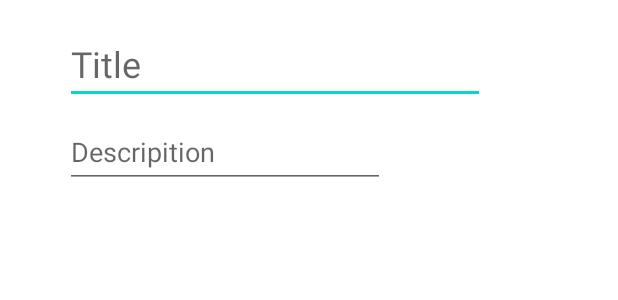
After one commit to Rayan2312/MyMaps, an Android app: the layout dialog_create_place.xml on its own in the app's theme, with its tools: preview values and no code run, on a phone screen of 412 x 824 dp. The commit adds this screen. Shown: the top 300 px of the screen. Run offline under Robolectric (Android 15) with nearby library versions, the phone set to English and light mode, and no system bars.

Commit message:
Update Layout

```diff
--- a/app/src/main/AndroidManifest.xml
+++ b/app/src/main/AndroidManifest.xml
@@ -30,6 +30,10 @@
             android:value="@string/google_maps_key" />
 
         <activity
+            android:name=".CreateMapActivity"
+            android:exported="false"
+            android:label="@string/title_activity_create_map" />
+        <activity
             android:name=".DisplayMapsActivity"
             android:exported="false"
             android:label="@string/title_activity_display_maps" />
--- a/app/src/main/java/edu/stanford/ralbraid/mymaps/MapsAdapter.kt
+++ b/app/src/main/java/edu/stanford/ralbraid/mymaps/MapsAdapter.kt
@@ -22,7 +22,7 @@ class MapsAdapter(val context: Context, val userMaps: List<UserMap>, val onClick
         val textViewTitle = holder.itemView.findViewById<TextView>(android.R.id.text1)
         holder.itemView.setOnClickListener(){
             Log.i(TAG, "Tapped on position: $position")
-            OnClickListener.onItemClick(position)
+            onClickListener.onItemClick(position)
 
         }
 
--- a/app/src/main/java/edu/stanford/ralbraid/mymaps/model/Place.kt
+++ b/app/src/main/java/edu/stanford/ralbraid/mymaps/model/Place.kt
@@ -1,3 +1,5 @@
 package edu.stanford.ralbraid.mymaps.model
 
-data class Place(val title: String, val description: String, val latitude: Double, val longitude: Double)
+import java.io.Serializable
+
+data class Place(val title: String, val description: String, val latitude: Double, val longitude: Double): Serializable
--- a/app/src/main/java/edu/stanford/ralbraid/mymaps/model/UserMap.kt
+++ b/app/src/main/java/edu/stanford/ralbraid/mymaps/model/UserMap.kt
@@ -1,5 +1,6 @@
 package edu.stanford.ralbraid.mymaps.model
 
+import java.io.Serializable
 
 
-data class UserMap(val title: String, val places: List<Place> )
+data class UserMap(val title: String, val places: List<Place>): Serializable
--- /dev/null
+++ b/app/src/main/res/layout/dialog_create_place.xml
@@ -0,0 +1,35 @@
+<?xml version="1.0" encoding="utf-8"?>
+<androidx.constraintlayout.widget.ConstraintLayout xmlns:android="http://schemas.android.com/apk/res/android"
+    xmlns:app="http://schemas.android.com/apk/res-auto"
+    xmlns:tools="http://schemas.android.com/tools"
+    android:layout_width="match_parent"
+    android:layout_height="match_parent"
+    android:paddingStart="15dp"
+    android:paddingEnd="15dp">
+
+    <EditText
+        android:id="@+id/etTitle"
+        android:layout_width="wrap_content"
+        android:layout_height="wrap_content"
+        android:layout_marginStart="28dp"
+        android:layout_marginTop="16dp"
+        android:ems="10"
+        android:hint="Title"
+        android:inputType="textPersonName"
+        android:textSize="24sp"
+        app:layout_constraintStart_toStartOf="parent"
+        app:layout_constraintTop_toTopOf="parent" />
+
+    <EditText
+        android:id="@+id/etDescription"
+        android:layout_width="wrap_content"
+        android:layout_height="wrap_content"
+        android:layout_marginStart="28dp"
+        android:layout_marginTop="8dp"
+        android:ems="10"
+        android:hint="Descripition"
+        android:inputType="textPersonName"
+        android:minHeight="48dp"
+        app:layout_constraintStart_toStartOf="parent"
+        app:layout_constraintTop_toBottomOf="@+id/etTitle" />
+</androidx.constraintlayout.widget.ConstraintLayout>
--- /dev/null
+++ b/app/src/main/res/layout/item_user_map.xml
@@ -0,0 +1,6 @@
+<?xml version="1.0" encoding="utf-8"?>
+<androidx.constraintlayout.widget.ConstraintLayout xmlns:android="http://schemas.android.com/apk/res/android"
+    android:layout_width="match_parent"
+    android:layout_height="match_parent">
+
+</androidx.constraintlayout.widget.ConstraintLayout>
--- /dev/null
+++ b/app/src/main/res/values/menu_create_map.xml
@@ -0,0 +1,2 @@
+<?xml version="1.0" encoding="utf-8"?>
+<resources></resources>
--- a/app/src/main/res/values/strings.xml
+++ b/app/src/main/res/values/strings.xml
@@ -1,4 +1,5 @@
 <resources>
     <string name="app_name">MyMaps</string>
     <string name="title_activity_display_maps">DisplayMapsActivity</string>
+    <string name="title_activity_create_map">CreateMapActivity</string>
 </resources>
```
Also changed, not shown: app/src/main/java/edu/stanford/ralbraid/mymaps/CreateMapActivity.kt (added, +123 -0 lines), app/src/main/java/edu/stanford/ralbraid/mymaps/DisplayMapsActivity.kt (+18 -6 lines), app/src/main/java/edu/stanford/ralbraid/mymaps/MainActivity.kt (+73 -3 lines), app/src/main/res/layout/activity_create_map.xml (added, +9 -0 lines), app/src/main/res/layout/activity_main.xml (+11 -0 lines), app/src/main/res/layout/dialog_create_map.xml (added, +20 -0 lines), app/src/main/res/menu/menu_create_map.xml (added, +10 -0 lines).
